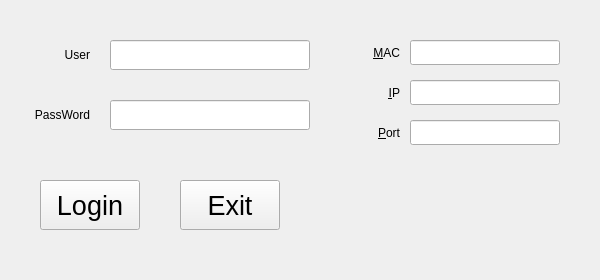
First picture: the form in ch_05/lesson03/inc/ui_Login_Windows.ui, repository Tsai-Li-Chun/qt5_ws, before the edit.
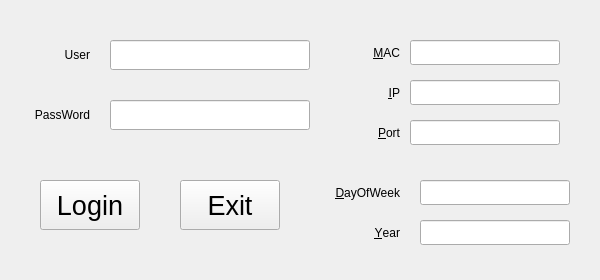
Second picture: the form after the edit.

Commit message: ch5 - lesson3 commit4 : login windows, add Validator Mask & Completer(DayOfWeek,Year)

```diff
--- a/ch_05/lesson03/inc/ui_Login_Windows.ui
+++ b/ch_05/lesson03/inc/ui_Login_Windows.ui
@@ -188,6 +188,64 @@
     </rect>
    </property>
   </widget>
+		<widget class="QLabel" name="label_DayOfWeek">
+			<property name="geometry">
+				<rect>
+					<x>315</x>
+					<y>180</y>
+					<width>85</width>
+					<height>25</height>
+				</rect>
+			</property>
+			<property name="text">
+				<string>&amp;DayOfWeek</string>
+			</property>
+			<property name="alignment">
+				<set>Qt::AlignRight|Qt::AlignTrailing|Qt::AlignVCenter</set>
+			</property>
+			<property name="buddy">
+				<cstring>lineEdit_DayOfWeek</cstring>
+			</property>
+		</widget>
+		<widget class="QLabel" name="label_Year">
+			<property name="geometry">
+				<rect>
+					<x>315</x>
+					<y>220</y>
+					<width>85</width>
+					<height>25</height>
+				</rect>
+			</property>
+			<property name="text">
+				<string>&amp;Year</string>
+			</property>
+			<property name="alignment">
+				<set>Qt::AlignRight|Qt::AlignTrailing|Qt::AlignVCenter</set>
+			</property>
+			<property name="buddy">
+				<cstring>lineEdit_Year</cstring>
+			</property>
+		</widget>
+		<widget class="QLineEdit" name="lineEdit_DayOfWeek">
+			<property name="geometry">
+				<rect>
+					<x>420</x>
+					<y>180</y>
+					<width>150</width>
+					<height>25</height>
+				</rect>
+			</property>
+		</widget>
+		<widget class="QLineEdit" name="lineEdit_Year">
+			<property name="geometry">
+				<rect>
+					<x>420</x>
+					<y>220</y>
+					<width>150</width>
+					<height>25</height>
+				</rect>
+			</property>
+		</widget>
  </widget>
  <resources/>
  <connections/>
```
Lines whose indentation alone changed are shown as unchanged. The commit also changes 4 other files.
